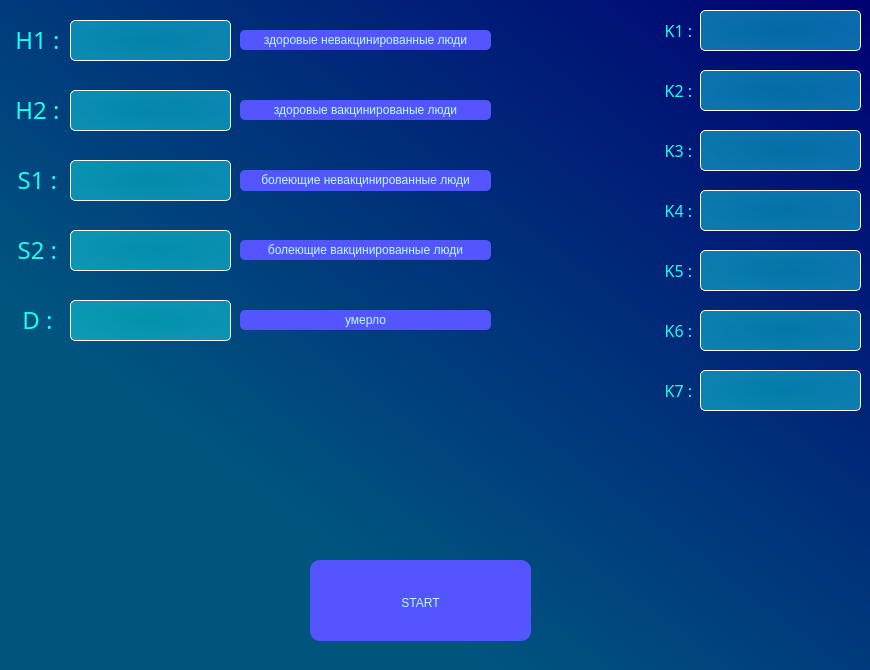
This is window.ui in V-L-A-P-P/EpidemicSimulation as Qt 5 draws it before an edit. The edited form follows.
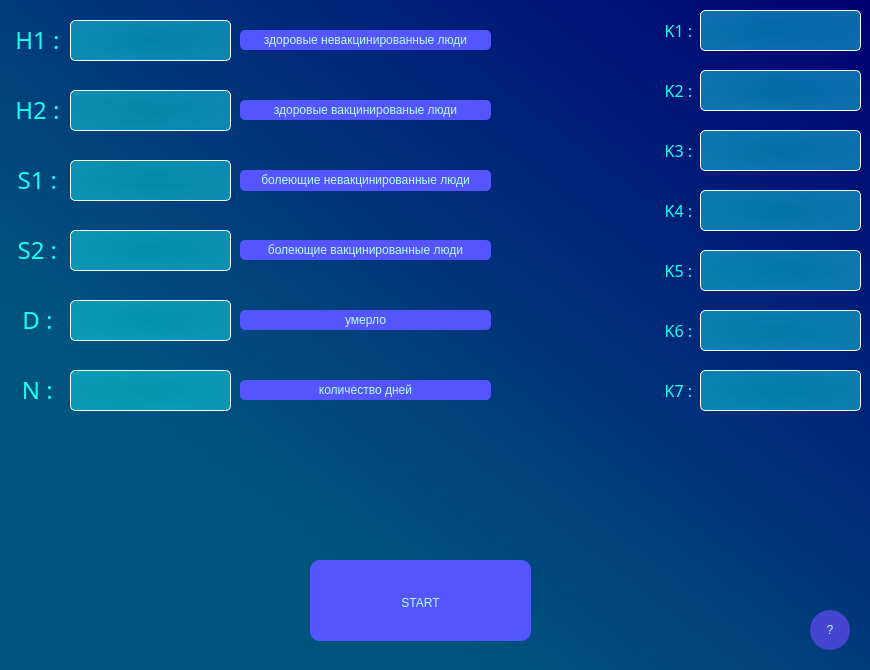
This is the edited form.

What changed in the file:
```diff
--- a/window.ui
+++ b/window.ui
@@ -1028,6 +1028,129 @@
      <bool>false</bool>
     </property>
    </widget>
+   <widget class="QLabel" name="n_in_2">
+    <property name="geometry">
+     <rect>
+      <x>10</x>
+      <y>370</y>
+      <width>61</width>
+      <height>41</height>
+     </rect>
+    </property>
+    <property name="font">
+     <font>
+      <family>Lucida Bright</family>
+      <pointsize>18</pointsize>
+      <weight>50</weight>
+      <bold>false</bold>
+     </font>
+    </property>
+    <property name="toolTipDuration">
+     <number>-1</number>
+    </property>
+    <property name="styleSheet">
+     <string notr="true">background-color: qradialgradient(spread:pad, cx:0.284, cy:0.551, radius:0.5, fx:0.307, fy:0.540045, stop:0 rgba(255, 162, 11, 0), stop:1 rgba(255, 255, 255, 0));</string>
+    </property>
+    <property name="text">
+     <string>&lt;html&gt;&lt;head/&gt;&lt;body&gt;&lt;p align=&quot;center&quot;&gt;&lt;span style=&quot; color:#18fff0;&quot;&gt;N : &lt;/span&gt;&lt;/p&gt;&lt;/body&gt;&lt;/html&gt;</string>
+    </property>
+    <property name="margin">
+     <number>5</number>
+    </property>
+    <property name="indent">
+     <number>-1</number>
+    </property>
+   </widget>
+   <widget class="QLineEdit" name="days_num_input_2">
+    <property name="geometry">
+     <rect>
+      <x>70</x>
+      <y>370</y>
+      <width>161</width>
+      <height>41</height>
+     </rect>
+    </property>
+    <property name="font">
+     <font>
+      <family>MS Shell Dlg 2</family>
+      <pointsize>14</pointsize>
+      <weight>50</weight>
+      <italic>false</italic>
+      <bold>false</bold>
+     </font>
+    </property>
+    <property name="toolTip">
+     <string>&lt;html&gt;&lt;head/&gt;&lt;body&gt;&lt;p align=&quot;center&quot;&gt;&lt;br/&gt;&lt;/p&gt;&lt;/body&gt;&lt;/html&gt;</string>
+    </property>
+    <property name="styleSheet">
+     <string notr="true">QLineEdit{
+background-color: qradialgradient(spread:pad, cx:0.5, cy:0.5, radius:0.5, fx:0.5, fy:0.5, stop:0 rgba(7, 248, 240, 102), stop:1 rgba(27, 255, 255, 104));
+font: 14pt &quot;MS Shell Dlg 2&quot;;
+color: rgb(0, 255, 255);
+border: 1px solid rgb(255, 255, 255);
+border-radius: 5px
+}</string>
+    </property>
+    <property name="text">
+     <string/>
+    </property>
+    <property name="maxLength">
+     <number>12</number>
+    </property>
+    <property name="frame">
+     <bool>true</bool>
+    </property>
+   </widget>
+   <widget class="QLabel" name="discribe_n5_2">
+    <property name="geometry">
+     <rect>
+      <x>240</x>
+      <y>380</y>
+      <width>251</width>
+      <height>20</height>
+     </rect>
+    </property>
+    <property name="styleSheet">
+     <string notr="true">background-color: rgb(85, 85, 255);
+color: rgb(0, 255, 255);
+border-radius: 5px;
+color: rgb(180, 255, 249);</string>
+    </property>
+    <property name="text">
+     <string>&lt;html&gt;&lt;head/&gt;&lt;body&gt;&lt;p align=&quot;center&quot;&gt;количество дней&lt;/p&gt;&lt;/body&gt;&lt;/html&gt;</string>
+    </property>
+   </widget>
+   <widget class="QPushButton" name="pushButton">
+    <property name="geometry">
+     <rect>
+      <x>810</x>
+      <y>610</y>
+      <width>40</width>
+      <height>40</height>
+     </rect>
+    </property>
+    <property name="styleSheet">
+     <string notr="true">QPushButton {
+	background-color: rgb(69, 69, 207);
+	font: 20pt &quot;MS Shell Dlg 2&quot;;
+	border:None;
+	padding-top: 0px;
+	border-radius:20px;
+	color:rgb(170, 255, 255)
+}
+
+QPushButton:hover {
+	background-color: rgb(57, 57, 171)
+}
+
+QPushButton:pressed {
+	background-color:rgb(46, 46, 138)
+}</string>
+    </property>
+    <property name="text">
+     <string>?</string>
+    </property>
+   </widget>
   </widget>
  </widget>
  <resources/>
```
